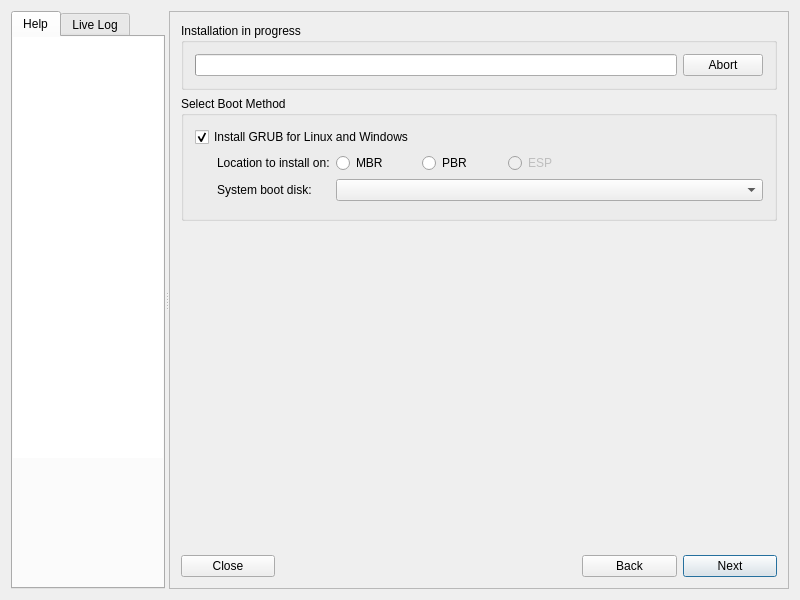
Before: the Qt Designer form meinstall.ui in gazelle-installer/gazelle-installer, drawn with Qt 5.
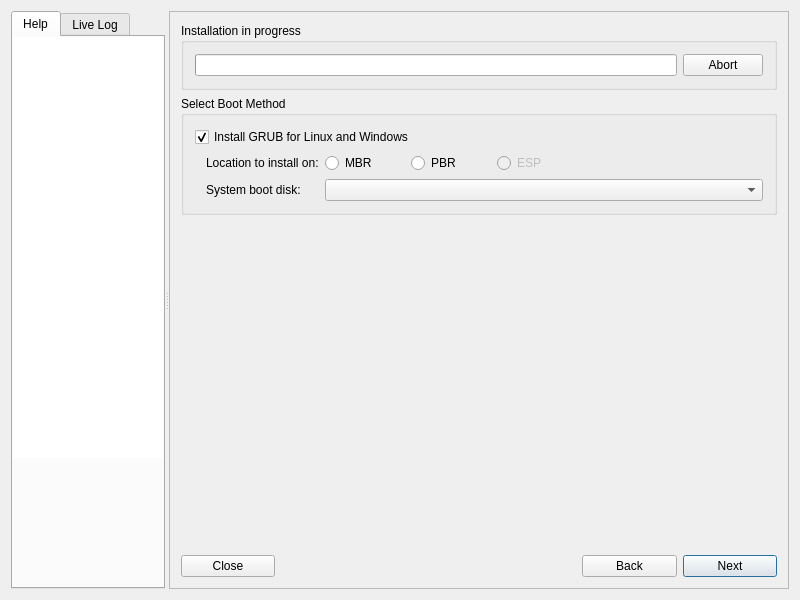
After: the same form once the commit is applied. The open tabs and pages were chosen to show the change. Icons and pictures are not drawn. Custom widgets are drawn as their Qt base class.

Commit message: Simplified boot manager page GUI code.

What changed in the file:
```diff
--- a/meinstall.ui
+++ b/meinstall.ui
@@ -1212,49 +1212,39 @@
              <property name="title">
               <string>Select Boot Method</string>
              </property>
-             <layout class="QGridLayout" name="_8">
-              <item row="1" column="0" rowspan="3">
-               <spacer name="h_spacer">
-                <property name="orientation">
-                 <enum>Qt::Horizontal</enum>
-                </property>
-                <property name="sizeType">
-                 <enum>QSizePolicy::Fixed</enum>
-                </property>
-                <property name="sizeHint" stdset="0">
-                 <size>
-                  <width>16</width>
-                  <height>12</height>
-                 </size>
-                </property>
-               </spacer>
-              </item>
-              <item row="1" column="4">
-               <widget class="QRadioButton" name="radioBootESP">
-                <property name="enabled">
-                 <bool>false</bool>
-                </property>
+             <layout class="QVBoxLayout">
+              <item>
+               <widget class="QCheckBox" name="checkBoot">
                 <property name="sizePolicy">
-                 <sizepolicy hsizetype="Preferred" vsizetype="Preferred">
+                 <sizepolicy hsizetype="MinimumExpanding" vsizetype="Minimum">
                   <horstretch>0</horstretch>
                   <verstretch>0</verstretch>
                  </sizepolicy>
                 </property>
-                <property name="minimumSize">
-                 <size>
-                  <width>80</width>
-                  <height>0</height>
-                 </size>
-                </property>
-                <property name="toolTip">
-                 <string>EFI System Partition</string>
-                </property>
                 <property name="text">
-                 <string>ESP</string>
+                 <string>Install GRUB for Linux and Windows</string>
+                </property>
+                <property name="shortcut">
+                 <string>Alt+A</string>
+                </property>
+                <property name="checked">
+                 <bool>true</bool>
                 </property>
                </widget>
               </item>
-              <item row="1" column="3">
+              <item>
+               <widget class="QWidget" name="boxBoot" native="true">
+                <layout class="QGridLayout">
+                 <property name="topMargin">
+                  <number>0</number>
+                 </property>
+                 <property name="rightMargin">
+                  <number>0</number>
+                 </property>
+                 <property name="bottomMargin">
+                  <number>0</number>
+                 </property>
+                 <item row="0" column="2">
                <widget class="QRadioButton" name="radioBootPBR">
                 <property name="sizePolicy">
                  <sizepolicy hsizetype="Preferred" vsizetype="Preferred">
@@ -1276,39 +1266,7 @@
                 </property>
                </widget>
               </item>
-              <item row="1" column="1">
-               <widget class="QLabel" name="labelBootInstall">
-                <property name="sizePolicy">
-                 <sizepolicy hsizetype="Preferred" vsizetype="Preferred">
-                  <horstretch>0</horstretch>
-                  <verstretch>0</verstretch>
-                 </sizepolicy>
-                </property>
-                <property name="text">
-                 <string>Location to install on:</string>
-                </property>
-               </widget>
-              </item>
-              <item row="0" column="0" colspan="5">
-               <widget class="QCheckBox" name="checkBoot">
-                <property name="sizePolicy">
-                 <sizepolicy hsizetype="MinimumExpanding" vsizetype="Minimum">
-                  <horstretch>0</horstretch>
-                  <verstretch>0</verstretch>
-                 </sizepolicy>
-                </property>
-                <property name="text">
-                 <string>Install GRUB for Linux and Windows</string>
-                </property>
-                <property name="shortcut">
-                 <string>Alt+A</string>
-                </property>
-                <property name="checked">
-                 <bool>true</bool>
-                </property>
-               </widget>
-              </item>
-              <item row="2" column="1">
+                 <item row="1" column="0">
                <widget class="QLabel" name="labelBoot">
                 <property name="sizePolicy">
                  <sizepolicy hsizetype="Preferred" vsizetype="Preferred">
@@ -1321,7 +1279,45 @@
                 </property>
                </widget>
               </item>
-              <item row="1" column="2">
+                 <item row="0" column="0">
+                  <widget class="QLabel" name="labelBootInstall">
+                   <property name="sizePolicy">
+                    <sizepolicy hsizetype="Preferred" vsizetype="Preferred">
+                     <horstretch>0</horstretch>
+                     <verstretch>0</verstretch>
+                    </sizepolicy>
+                   </property>
+                   <property name="text">
+                    <string>Location to install on:</string>
+                   </property>
+                  </widget>
+                 </item>
+                 <item row="0" column="3">
+                  <widget class="QRadioButton" name="radioBootESP">
+                   <property name="enabled">
+                    <bool>false</bool>
+                   </property>
+                   <property name="sizePolicy">
+                    <sizepolicy hsizetype="Preferred" vsizetype="Preferred">
+                     <horstretch>0</horstretch>
+                     <verstretch>0</verstretch>
+                    </sizepolicy>
+                   </property>
+                   <property name="minimumSize">
+                    <size>
+                     <width>80</width>
+                     <height>0</height>
+                    </size>
+                   </property>
+                   <property name="toolTip">
+                    <string>EFI System Partition</string>
+                   </property>
+                   <property name="text">
+                    <string>ESP</string>
+                   </property>
+                  </widget>
+                 </item>
+                 <item row="0" column="1">
                <widget class="QRadioButton" name="radioBootMBR">
                 <property name="sizePolicy">
                  <sizepolicy hsizetype="Preferred" vsizetype="Preferred">
@@ -1352,7 +1348,7 @@
                 </property>
                </widget>
               </item>
-              <item row="1" column="5">
+                 <item row="0" column="4">
                <spacer name="horizontalSpacer_3">
                 <property name="orientation">
                  <enum>Qt::Horizontal</enum>
@@ -1365,7 +1361,7 @@
                 </property>
                </spacer>
               </item>
-              <item row="2" column="2" colspan="4">
+                 <item row="1" column="1" colspan="4">
                <widget class="QComboBox" name="comboBoot">
                 <property name="enabled">
                  <bool>true</bool>
@@ -1381,6 +1377,9 @@
              </layout>
             </widget>
            </item>
+             </layout>
+            </widget>
+           </item>
            <item row="2" column="0">
             <spacer name="v_spacer">
              <property name="orientation">
```
Left out of the diff: 11 changed lines with no effect on the pictures. Lines whose indentation alone changed are shown as unchanged. The commit also changes 2 other files.
